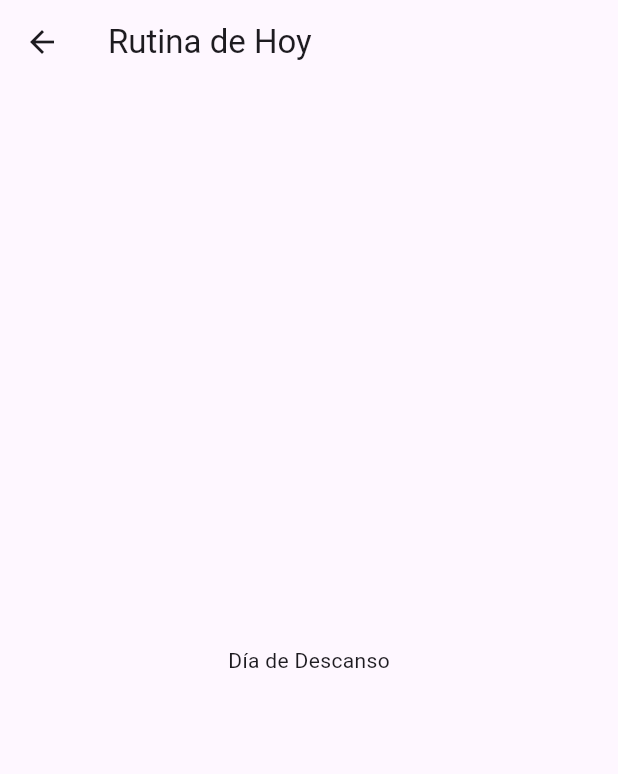
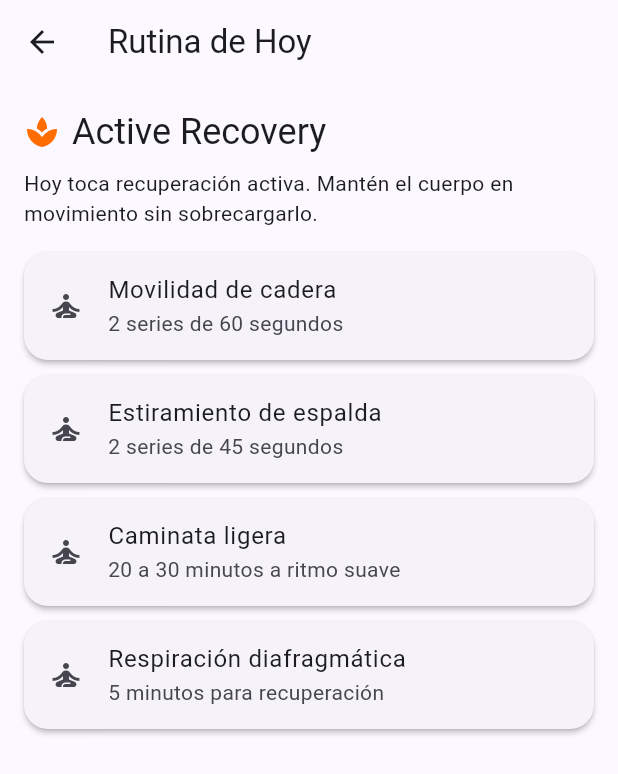
Before and after one commit to urquijo1234/FitCoach-AI, a Flutter app: the DailyRoutineScreen screen opened directly, on a phone screen of 412 x 824 dp. Shown: the top 774 px of the screen. Run offline on Flutter 3.47's test engine with Material 3 defaults, Android fonts, the phone set to English and light mode, and no system bars; our stand-ins replace cloud_firestore, firebase_auth, firebase_core, flutter_dotenv; accounts and stored records are empty.

Commit message:
Refactor dashboard and daily routine UX presentation

```diff
--- a/fitcoach_ai/lib/screens/daily_routine_screen.dart
+++ b/fitcoach_ai/lib/screens/daily_routine_screen.dart
@@ -47,7 +47,7 @@ class DailyRoutineScreen extends StatelessWidget {
     return Scaffold(
       appBar: AppBar(title: const Text('Rutina de Hoy')),
       body: today == null || today.exercises.isEmpty
-          ? const Center(child: Text('Día de Descanso'))
+          ? const _ActiveRecoveryView()
           : _RoutineList(day: today),
     );
   }
@@ -69,9 +69,10 @@ class _RoutineList extends StatelessWidget {
   Widget build(BuildContext context) {
     final provider = context.read<WeeklyPlanProvider>();
 
-    return ListView.builder(
+    return ListView.separated(
       padding: const EdgeInsets.all(16),
       itemCount: day.exercises.length + 1,
+      separatorBuilder: (_, __) => const SizedBox(height: 10),
       itemBuilder: (context, index) {
         if (index == 0) {
           return Padding(
@@ -82,12 +83,61 @@ class _RoutineList extends StatelessWidget {
         final exercise = day.exercises[index - 1];
         return ExerciseCard(
           exercise: exercise,
-          onChanged: (value) {
+          onChanged: (value) async {
             if (value == null) return;
-            provider.updateExerciseCompletion(day.dayIndex, exercise.exerciseId, value);
+            await provider.updateExerciseCompletion(day.dayIndex, exercise.exerciseId, value);
           },
         );
       },
     );
   }
 }
+
+class _ActiveRecoveryView extends StatelessWidget {
+  const _ActiveRecoveryView();
+
+  @override
+  Widget build(BuildContext context) {
+    final tips = [
+      ('Movilidad de cadera', '2 series de 60 segundos'),
+      ('Estiramiento de espalda', '2 series de 45 segundos'),
+      ('Caminata ligera', '20 a 30 minutos a ritmo suave'),
+      ('Respiración diafragmática', '5 minutos para recuperación'),
+    ];
+
+    return Padding(
+      padding: const EdgeInsets.all(16),
+      child: Column(
+        crossAxisAlignment: CrossAxisAlignment.start,
+        children: [
+          Row(
+            children: [
+              Icon(Icons.spa, color: Theme.of(context).colorScheme.secondary),
+              const SizedBox(width: 8),
+              Text('Active Recovery', style: Theme.of(context).textTheme.headlineSmall),
+            ],
+          ),
+          const SizedBox(height: 8),
+          const Text('Hoy toca recuperación activa. Mantén el cuerpo en movimiento sin sobrecargarlo.'),
+          const SizedBox(height: 16),
+          Expanded(
+            child: ListView.separated(
+              itemCount: tips.length,
+              separatorBuilder: (_, __) => const SizedBox(height: 10),
+              itemBuilder: (context, index) {
+                final tip = tips[index];
+                return Card(
+                  child: ListTile(
+                    leading: const Icon(Icons.self_improvement),
+                    title: Text(tip.$1),
+                    subtitle: Text(tip.$2),
+                  ),
+                );
+              },
+            ),
+          ),
+        ],
+      ),
+    );
+  }
+}
```
Also changed, not shown: fitcoach_ai/lib/main.dart (+34 -0 lines), fitcoach_ai/lib/screens/dashboard_screen.dart (+63 -1 lines), fitcoach_ai/lib/widgets/macro_summary_card.dart (+29 -6 lines).
